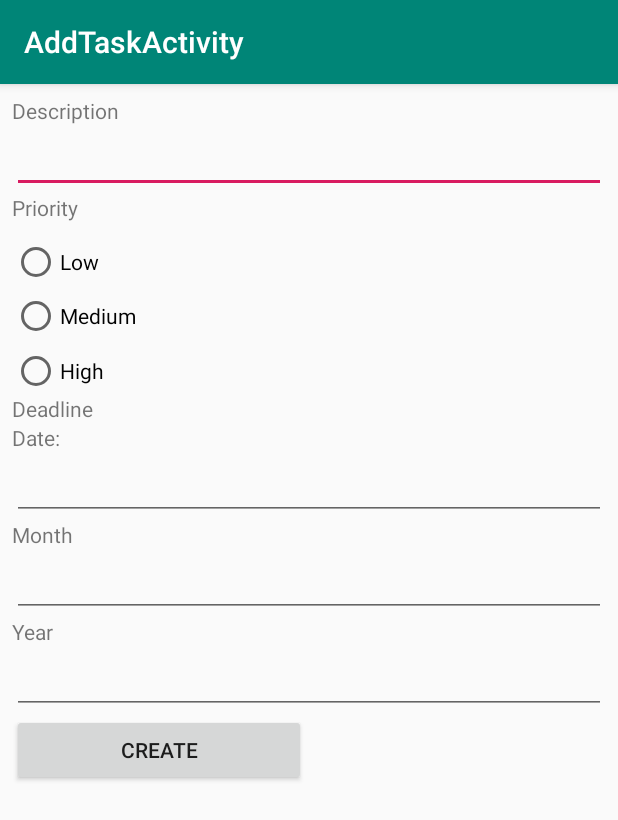
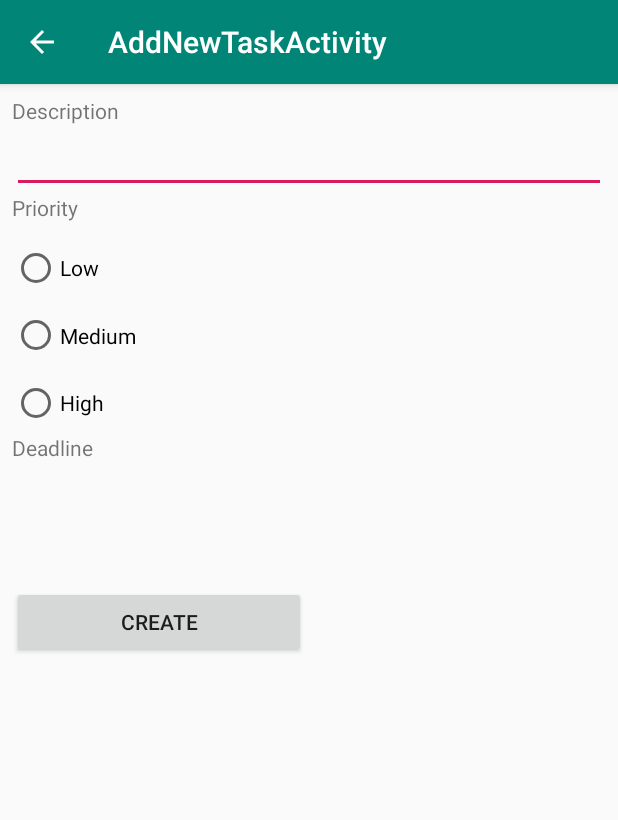
Before and after one commit to impaledvlad/Blossom, an Android app: the screen it shows after launch (AddTaskActivity), after a tap on "ADD NEW TASK", on a phone screen of 412 x 824 dp. Shown: the top 820 px of the screen. Run offline under Robolectric (Android 15) with nearby library versions, the phone set to English and light mode, and no system bars.

Commit message:
User 23 - Check valid date in DatePicker, fix duplicate MainActivity when pressing back button

```diff
--- a/app/src/main/AndroidManifest.xml
+++ b/app/src/main/AndroidManifest.xml
@@ -12,6 +12,7 @@
 
         <activity
             android:name="bruteforce.presentation.MainActivity"
+            android:noHistory="true"
             android:label="@string/app_name">
             <intent-filter>
                 <action android:name="android.intent.action.MAIN" />
@@ -22,9 +23,10 @@
 
         <activity
             android:name="bruteforce.presentation.AddTaskActivity"
-            android:label="AddTaskActivity">
+            android:parentActivityName="bruteforce.presentation.MainActivity"
+            android:label="AddNewTaskActivity">
             <intent-filter>
-                <action android:name="android.intent.action." />
+                <action android:name="android.intent.action.AddTaskActivity" />
 
                 <category android:name="android.intent.category.LAUNCHER" />
             </intent-filter>
--- /dev/null
+++ b/app/src/main/java/bruteforce/business/DateValidation.java
@@ -0,0 +1,34 @@
+package bruteforce.business;
+
+import java.util.Calendar;
+
+/**
+ Class: DateValidation
+ Author: Triet Nguyen
+ Purpose: To check for valid date when inserting new task, AddTaskActivity cannot proceed further if
+        it does not pass this test.
+ */
+
+public class DateValidation {
+
+    /**
+     validateDate
+
+     Purpose: validate date
+     Parameters: int year, int month, int day
+     Returns: boolean
+     */
+
+    public boolean validateDate(int year, int month, int day) {
+        Calendar cal = Calendar.getInstance();
+        boolean error = false;
+        if (year < cal.get(Calendar.YEAR)) {
+            error = true;
+        } else if (year == cal.get(Calendar.YEAR) && month < cal.get(Calendar.MONTH) + 1) {
+            error = true;
+        } else if (year == cal.get(Calendar.YEAR) && month == cal.get(Calendar.MONTH) + 1 && day < cal.get(Calendar.DATE)) {
+            error = true;
+        }
+        return error;
+    }
+}
--- a/app/src/main/java/bruteforce/presentation/AddTaskActivity.java
+++ b/app/src/main/java/bruteforce/presentation/AddTaskActivity.java
@@ -1,19 +1,27 @@
 package bruteforce.presentation;
 
+import android.app.DatePickerDialog;
 import android.content.Intent;
+import android.graphics.Color;
+import android.graphics.drawable.ColorDrawable;
 import android.os.Bundle;
 import android.support.v7.app.AppCompatActivity;
+import android.util.Log;
 import android.view.View;
 import android.widget.Button;
+import android.widget.DatePicker;
 import android.widget.EditText;
 import android.widget.RadioButton;
 import android.widget.RadioGroup;
+import android.widget.TextView;
 
 import com.bruteforce.blossom.R;
 
+import java.util.Calendar;
 import java.util.Date;
 
 import bruteforce.business.AccessTask;
+import bruteforce.business.DateValidation;
 import bruteforce.objects.Task;
 
 /**
@@ -23,7 +31,18 @@ import bruteforce.objects.Task;
  */
 
 public class AddTaskActivity extends AppCompatActivity {
+    //fields
+    private boolean chooseYet;
+    private int daySelect;
+    private int monthSelect;
+    private int yearSelect;
     private AccessTask taskListTest;
+    private DateValidation validation;
+    private TextView mDate;
+    private TextView showDateChosen;
+    private DatePickerDialog.OnDateSetListener mDateSetListener;
+
+    private static final String TAG = "AddTaskActivity";
 
     /**
      onCreate
@@ -36,43 +55,96 @@ public class AddTaskActivity extends AppCompatActivity {
     protected void onCreate(Bundle savedInstanceState) {
         super.onCreate(savedInstanceState);
         setContentView(R.layout.activity_add_task);
+        //set this Activity to handle activity_add_task.xml
 
         Intent i = getIntent();
         final String userName = i.getStringExtra("key");
         //get username from main page
 
+        chooseYet = false;
+        validation = new DateValidation();
+        //create new DateValidation object
+
         taskListTest = new AccessTask(userName);
+        //create new AccessTask object from received userName
+
+        mDate = (TextView) findViewById(R.id.textView3);
+        //set TestView of Deadline in activity_add_task
+        showDateChosen = (TextView) findViewById(R.id.textView4);
+        //set TextView for displaying chosen date in activity_add_task
+
+        mDate.setOnClickListener(new View.OnClickListener() {
+            @Override
+            public void onClick(View v) {
+                //these codes will be executed when Deadline is clicked
+
+                Calendar cal = Calendar.getInstance();
+                yearSelect = cal.get(Calendar.YEAR);
+                monthSelect = cal.get(Calendar.MONTH);
+                daySelect = cal.get(Calendar.DAY_OF_MONTH);
+                //get current date
+
+                DatePickerDialog dialog = new DatePickerDialog(
+                        AddTaskActivity.this,
+                        android.R.style.Theme_Holo_Light_Dialog_MinWidth,
+                        mDateSetListener,
+                        yearSelect,monthSelect,daySelect);
+                //setup calendar structure
+
+                dialog.getWindow().setBackgroundDrawable(new ColorDrawable(Color.TRANSPARENT));
+                dialog.show();
+                //show calendar dialog into activity_add_task
+
+                chooseYet = true;
+
+            }
+        });
+
+        mDateSetListener = new DatePickerDialog.OnDateSetListener() {
+            @Override
+            public void onDateSet(DatePicker view, int year, int month, int dayOfMonth) {
+                //display chosen date in blank TextView
+
+                month = month + 1;
+                Log.d(TAG,"date has been set");
+
+                yearSelect = year;
+                monthSelect = month;
+                daySelect = dayOfMonth;
+                String selectDate = year + "/" + month + "/" + dayOfMonth;
+                //create a format string for displaying date
+
+                showDateChosen.setText(selectDate);
+                //set blank TextView to show date
+            }
+        };
 
         final Button submitTaskInfo = (Button) findViewById(R.id.button3);
+        //create Button object to handle Create button in activity_add_task.xml
+
         submitTaskInfo.setOnClickListener(new View.OnClickListener() {
+            //these codes will be executed when Create button is clicked
+
             @Override
             public void onClick(View v) {
+                //this function will control Create button what need to do
+
                 RadioGroup rateGroup = (RadioGroup) findViewById(R.id.rateGroup);
                 int selectedButton = rateGroup.getCheckedRadioButtonId();
                 //RadioGroup is used to select priority
 
-                if (selectedButton != -1) {
+                if (chooseYet) {
+                    //check to one of three radio button is clicked or not
+
                     EditText descriptionText = (EditText) findViewById(R.id.editText);
                     String description = descriptionText.getText().toString();
                     //Text input for task desciption
-
-                    EditText dateText = (EditText) findViewById(R.id.editText4);
-                    int date = Integer.parseInt(dateText.getText().toString());
-                    //Text input for date
-
-                    EditText monthText = (EditText) findViewById(R.id.editText5);
-                    int month = Integer.parseInt(monthText.getText().toString());
-                    //Text input for month
-
-                    EditText yearText = (EditText) findViewById(R.id.editText6);
-                    int year = Integer.parseInt(yearText.getText().toString());
-                    //Text input for year
 
                     RadioButton priorityNumber = (RadioButton) findViewById(selectedButton);
                     String priorityName = priorityNumber.getText().toString();
                     //Find which radio button clicked
 
-                    int priority = -1;
+                    int priority;
                     if (priorityName.equals("Low")) {
                         //priority is low
                         priority = 0;
@@ -84,21 +156,20 @@ public class AddTaskActivity extends AppCompatActivity {
                         priority = 2;
                     }
 
-                    Date testDate = new Date(year,month,date);
-                    Task testTask = new Task(description,userName,testDate,false,priority);
-                    taskListTest.insertTask(testTask);
-                    //create a new task and add it
+                    if (!validation.validateDate(yearSelect, monthSelect, daySelect)) {
+                        //check date which user select, if date is not valid, user cannot proceed any further
 
-                    Intent result = new Intent(AddTaskActivity.this,MainActivity.class);
-                    AddTaskActivity.this.startActivity(result);
-                    finish();
+                        Date testDate = new Date(yearSelect, monthSelect, daySelect);
+                        Task testTask = new Task(description, userName, testDate, false, priority);
+                        taskListTest.insertTask(testTask);
+                        //create a new task and add it
 
+                        startActivity(new Intent(AddTaskActivity.this, MainActivity.class));
+                        finish();
+                    }
                 }
             }
         });
         //this button is used for inserting new task
-
     }
-
-
 }
--- a/app/src/main/java/bruteforce/presentation/MainActivity.java
+++ b/app/src/main/java/bruteforce/presentation/MainActivity.java
@@ -26,8 +26,8 @@ import bruteforce.objects.Task;
  Author: Triet Nguyen
  Purpose: To set up front-end stuff for main page
  */
-
 public class MainActivity extends AppCompatActivity {
+    //fields
     private AccessAccount accounts;
     private AccessTask tasks;
 
@@ -50,27 +50,34 @@ public class MainActivity extends AppCompatActivity {
 
         ArrayList<String> taskInfo = new ArrayList<>();
         for (int i = 0; i < taskDetails.size(); i++) {
-            taskInfo.add("Name: "+taskDetails.get(i).getName()+", Priority: "+taskDetails.get(i).getPriority());
+            //create new arraylist of string to store one line of task information
+            taskInfo.add("Name: "+taskDetails.get(i).getName()+", Priority: "+taskDetails.get(i).getPriority()+", Date: "+
+                    taskDetails.get(i).getDeadline().getYear()+"/"+taskDetails.get(i).getDeadline().getMonth()+"/"+taskDetails.get(i).getDeadline().getDate());
         }
-        //create new arraylist of string to store one line of task information
+
 
         ListView taskListDisplay = (ListView) findViewById(R.id.list1);
-        ListAdapter showInfo = new ArrayAdapter<String>(this,android.R.layout.simple_list_item_1,taskInfo);
+        ListAdapter showInfo = new ArrayAdapter<String>(this, android.R.layout.simple_list_item_1, taskInfo);
         taskListDisplay.setAdapter(showInfo);
         //ListView is used to display all element in a list, i set it to show each task information in list.
 
 
         final Button addToTask = (Button) findViewById(R.id.button);
+        //create Button object to handle Add new task button in activity_main.xml
+
         addToTask.setOnClickListener(new View.OnClickListener() {
             @Override
             public void onClick(View v) {
+                //these codes will be executed when Add new task button is clicked
+
                 try {
                     String userName = "username1";
-                    Intent intent = new Intent(MainActivity.this,AddTaskActivity.class);
+                    Intent intent = new Intent(MainActivity.this, AddTaskActivity.class);
                     intent.putExtra("key",userName);
                     //pass username to AddTaskActivity
 
                     MainActivity.this.startActivity(intent);
+                    //start AddTaskActivity
 
                 } catch (Exception e) {
                     e.printStackTrace();
@@ -91,7 +98,7 @@ public class MainActivity extends AppCompatActivity {
      */
     @Override
     public boolean onCreateOptionsMenu(Menu menu) {
-        getMenuInflater().inflate(R.menu.menu_main,menu);
+        getMenuInflater().inflate(R.menu.menu_main, menu);
         return true;
     }
 
--- a/app/src/main/res/layout/activity_add_task.xml
+++ b/app/src/main/res/layout/activity_add_task.xml
@@ -42,7 +42,7 @@
         <RadioGroup
             android:id="@+id/rateGroup"
             android:layout_width="match_parent"
-            android:layout_height="104dp">
+            android:layout_height="130dp">
 
             <RadioButton
                 android:id="@+id/radioButton18"
@@ -69,47 +69,13 @@
         <TextView
             android:id="@+id/textView3"
             android:layout_width="match_parent"
-            android:layout_height="wrap_content"
+            android:layout_height="56dp"
             android:text="@string/deadline" />
 
         <TextView
-            android:id="@+id/textView5"
+            android:id="@+id/textView4"
             android:layout_width="match_parent"
-            android:layout_height="wrap_content"
-            android:text="@string/date" />
-
-        <EditText
-            android:id="@+id/editText4"
-            android:layout_width="match_parent"
-            android:layout_height="wrap_content"
-            android:ems="10"
-            android:inputType="textPersonName" />
-
-        <TextView
-            android:id="@+id/textView6"
-            android:layout_width="match_parent"
-            android:layout_height="wrap_content"
-            android:text="@string/month" />
-
-        <EditText
-            android:id="@+id/editText5"
-            android:layout_width="match_parent"
-            android:layout_height="wrap_content"
-            android:ems="10"
-            android:inputType="textPersonName" />
-
-        <TextView
-            android:id="@+id/textView7"
-            android:layout_width="match_parent"
-            android:layout_height="wrap_content"
-            android:text="@string/year" />
-
-        <EditText
-            android:id="@+id/editText6"
-            android:layout_width="match_parent"
-            android:layout_height="wrap_content"
-            android:ems="10"
-            android:inputType="textPersonName" />
+            android:layout_height="46dp" />
 
         <Button
             android:id="@+id/button3"
```
